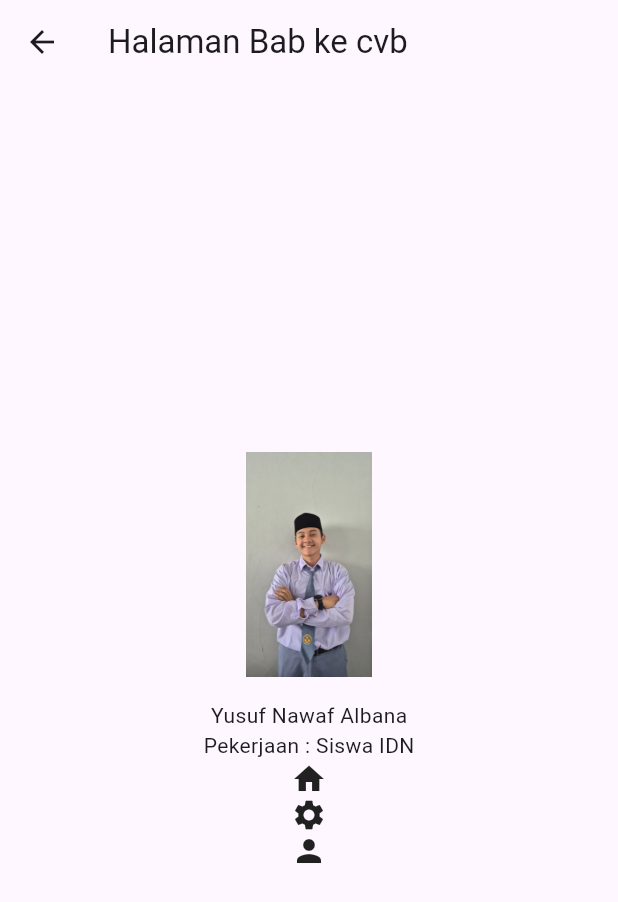
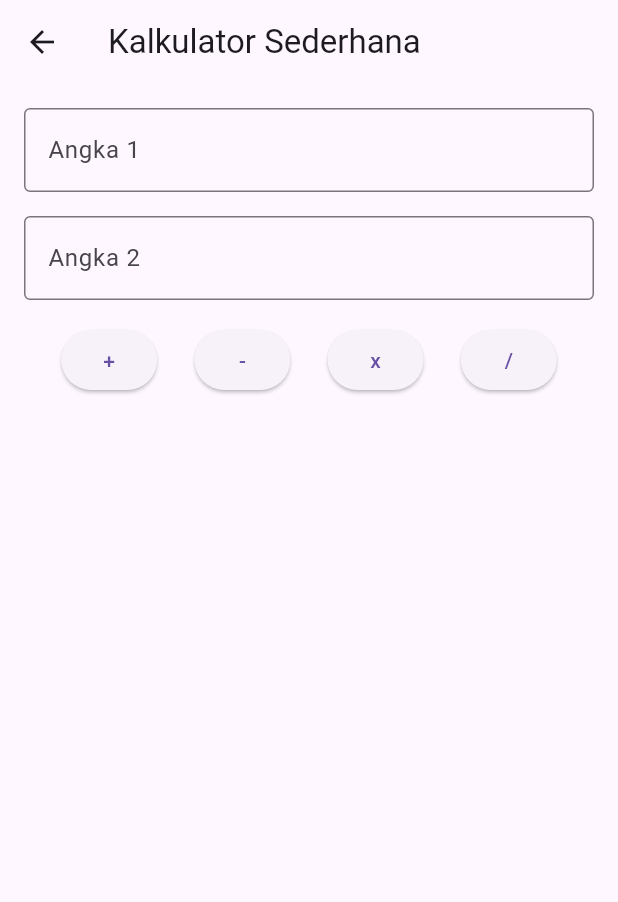
Before and after one commit to YusufxAlbana/Flutter, a Flutter app: the Bab4 screen opened by its route, on a phone screen of 412 x 824 dp. Shown: the top 902 px of the screen. Run offline on Flutter 3.47's test engine with Material 3 defaults, Android fonts, the phone set to English and light mode, and no system bars.

Commit message:
perubahan bab 4

```diff
--- a/lib/pages/bab_4.dart
+++ b/lib/pages/bab_4.dart
@@ -1,61 +1,118 @@
 import 'package:flutter/material.dart';
 
-/*
-1. Buatlah sebuah proyek Flutter baru bernama my_profile_card.
-2. Desain sebuah kartu profil sederhana yang menampilkan:
-a. Foto profil (gunakan Image.network dari URL atau Image.asset jika
-Anda punya gambar lokal).
-b. Nama lengkap Anda (Text).
-c. Profesi/Pekerjaan Anda (Text).
-d. Tiga ikon media sosial (Icon) yang disusun secara horizontal (Row).
-3. Gunakan Column untuk menyusun elemen-elemen ini secara vertikal.
-4. Gunakan Container atau Card untuk membungkus seluruh kartu profil Anda,
-berikan warna latar belakang dan sedikit padding.
-5. Pastikan semua elemen terletak di tengah layar menggunakan Center
-widget.
-6. Eksplorasi penggunaan SizedBox untuk memberikan jarak antar widget jika
-diperlukan.
-7. Jalankan aplikasi Anda di emulator atau perangkat fisik, lalu buka Flutter
-DevTools dan gunakan Widget Inspector untuk melihat struktur widget yang
-telah Anda buat
-*/
+class Bab4 extends StatefulWidget {
+  const Bab4({super.key});
 
-class Bab4 extends StatelessWidget {
-  const Bab4({super.key});
+  @override
+  State<Bab4> createState() => _Bab4State();
+}
+
+class _Bab4State extends State<Bab4> {
+  final TextEditingController _angka1Controller = TextEditingController();
+  final TextEditingController _angka2Controller = TextEditingController();
+  String _hasil = '';
+
+  void _hitung(String operator) {
+    double? angka1 = double.tryParse(_angka1Controller.text);
+    double? angka2 = double.tryParse(_angka2Controller.text);
+
+    if (angka1 == null || angka2 == null) {
+      setState(() {
+        _hasil = 'Input harus berupa angka!';
+      });
+      return;
+    }
+
+    double hasil;
+    switch (operator) {
+      case '+':
+        hasil = angka1 + angka2;
+        break;
+      case '-':
+        hasil = angka1 - angka2;
+        break;
+      case 'x':
+        hasil = angka1 * angka2;
+        break;
+      case '/':
+        if (angka2 == 0) {
+          setState(() {
+            _hasil = 'Tidak bisa dibagi 0!';
+          });
+          return;
+        }
+        hasil = angka1 / angka2;
+        break;
+      default:
+        hasil = 0;
+    }
+
+    setState(() {
+      _hasil = 'Hasil: $hasil';
+    });
+  }
+
+  @override
+  void dispose() {
+    _angka1Controller.dispose();
+    _angka2Controller.dispose();
+    super.dispose();
+  }
 
   @override
   Widget build(BuildContext context) {
     return Scaffold(
       appBar: AppBar(
-        title: const Text('Halaman Bab ke cvb'),
+        title: const Text('Kalkulator Sederhana'),
       ),
-       body: Center(
+      body: Padding(
+        padding: const EdgeInsets.all(16.0),
         child: Column(
-       mainAxisAlignment: MainAxisAlignment.center,
           children: [
-         Image.asset(
-           'assets/images/hai.jpg',
-           width: 150, // atur ukuran sesuai kebutuhan
-           height: 150,
+            TextField(
+              controller: _angka1Controller,
+              decoration: const InputDecoration(
+                labelText: 'Angka 1',
+                border: OutlineInputBorder(),
+              ),
+              keyboardType: TextInputType.number,
             ),
             const SizedBox(height: 16),
-         Column(
-          mainAxisAlignment: MainAxisAlignment.center, // Penataan vertikal
-          crossAxisAlignment: CrossAxisAlignment.center, // Penataan horizontal (alignment)
-          children: const [ // Daftar widget anak-anak
-          Text('Yusuf Nawaf Albana'),
-          Text('Pekerjaan : Siswa IDN'),
+            TextField(
+              controller: _angka2Controller,
+              decoration: const InputDecoration(
+                labelText: 'Angka 2',
+                border: OutlineInputBorder(),
+              ),
+              keyboardType: TextInputType.number,
+            ),
+            const SizedBox(height: 16),
+            Row(
+              mainAxisAlignment: MainAxisAlignment.spaceEvenly,
+              children: [
+                ElevatedButton(
+                  onPressed: () => _hitung('+'),
+                  child: const Text('+'),
+                ),
+                ElevatedButton(
+                  onPressed: () => _hitung('-'),
+                  child: const Text('-'),
+                ),
+                ElevatedButton(
+                  onPressed: () => _hitung('x'),
+                  child: const Text('x'),
+                ),
+                ElevatedButton(
+                  onPressed: () => _hitung('/'),
+                  child: const Text('/'),
+                ),
               ],
             ),
-                Column(
-          mainAxisAlignment: MainAxisAlignment.spaceEvenly, // Penataan vertikal
-          children: const [
-            Icon(Icons.home),
-            Icon(Icons.settings),
-            Icon(Icons.person),
-          ],
-        )
-
+            const SizedBox(height: 24),
+            Text(
+              _hasil,
+              style: const TextStyle(fontSize: 20, fontWeight: FontWeight.bold),
+            ),
           ],
         ),
       ),
```
Lines whose indentation alone changed are shown as unchanged.
